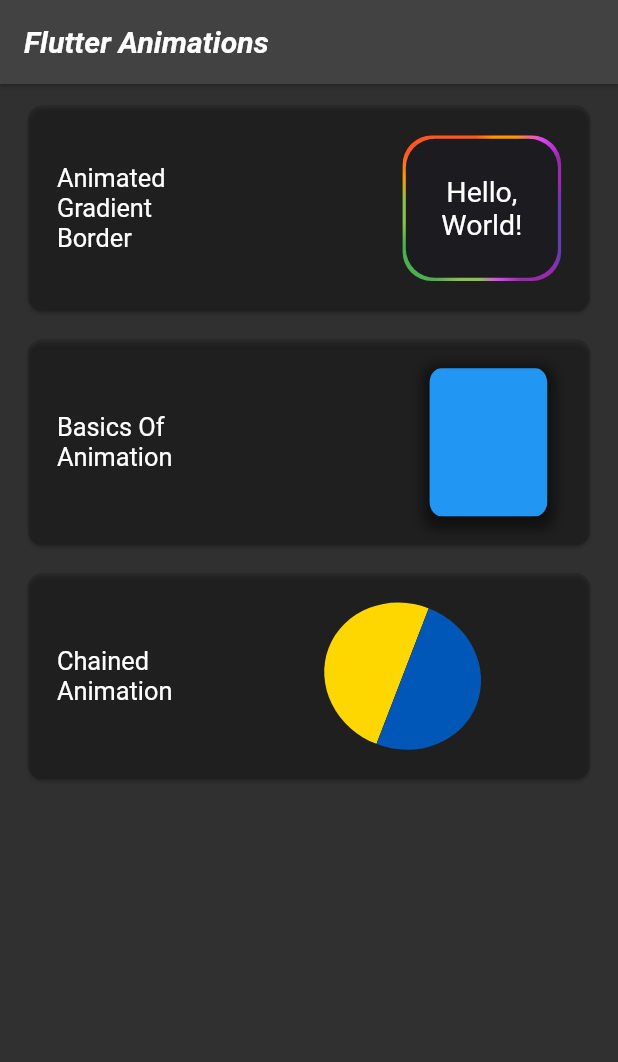
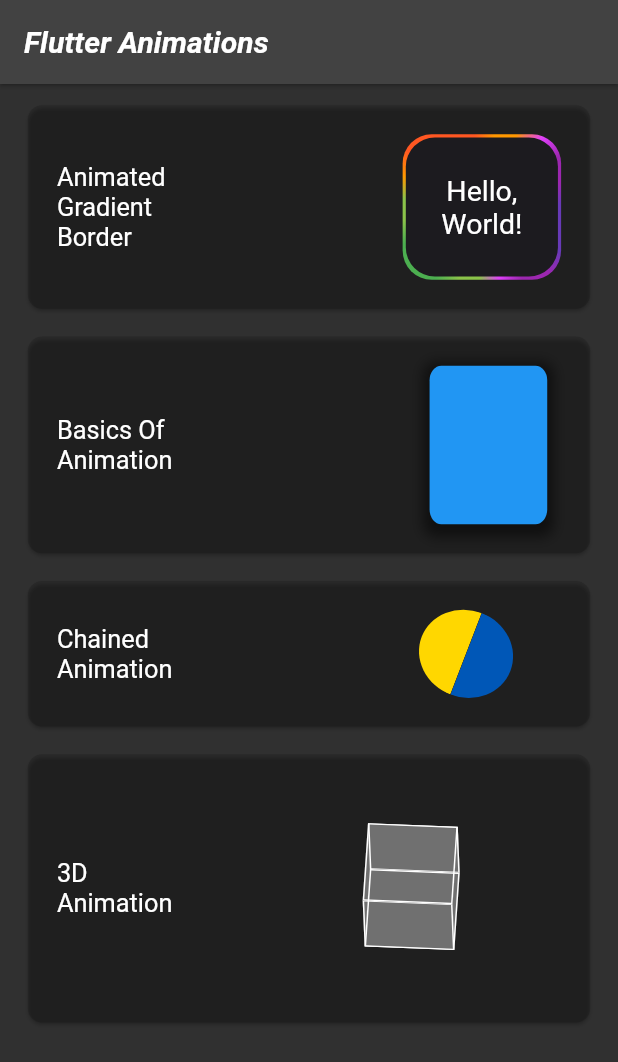
Before and after one commit to UmidMamasoliev/flutter_animations, a Flutter app: the screen it shows after launch, on a phone screen of 412 x 824 dp. Shown: the top 1062 px of the screen. Run offline on Flutter 3.47's test engine with Material 2 defaults, Android fonts, the phone set to English and light mode, and no system bars; our stand-ins replace flutter_screenutil.

Commit message:
3D animation

```diff
--- /dev/null
+++ b/lib/3D_animations/three_d_animations.dart
@@ -0,0 +1,151 @@
+import 'dart:math';
+
+import 'package:flutter/material.dart';
+import 'package:vector_math/vector_math_64.dart' show Vector3;
+
+class ThreeDAnimations extends StatefulWidget {
+  final double height;
+  final double width;
+  const ThreeDAnimations({
+    super.key,
+    this.height = 150,
+    this.width = 150,
+  });
+
+  @override
+  State<ThreeDAnimations> createState() => _ThreeDAnimationsState();
+}
+
+class _ThreeDAnimationsState extends State<ThreeDAnimations>
+    with TickerProviderStateMixin {
+  late AnimationController _xController;
+  late AnimationController _yController;
+  late AnimationController _zController;
+  late Tween<double> _animation;
+
+  final Color _primaryColor = Colors.white.withOpacity(0.2);
+
+  @override
+  void initState() {
+    super.initState();
+
+    _xController = AnimationController(
+      vsync: this,
+      duration: const Duration(seconds: 20),
+    )
+      ..reset()
+      ..repeat();
+
+    _yController = AnimationController(
+      vsync: this,
+      duration: const Duration(seconds: 30),
+    )
+      ..reset()
+      ..repeat();
+
+    _zController = AnimationController(
+      vsync: this,
+      duration: const Duration(seconds: 40),
+    )
+      ..reset()
+      ..repeat();
+
+    _animation = Tween<double>(
+      begin: 0,
+      end: pi * 2,
+    );
+  }
+
+  @override
+  void dispose() {
+    _xController.dispose();
+    _yController.dispose();
+    _zController.dispose();
+    super.dispose();
+  }
+
+  @override
+  Widget build(BuildContext context) {
+    return SizedBox(
+      height: widget.height + 80,
+      width: widget.width + 80,
+      child: Center(
+        child: AnimatedBuilder(
+          animation: Listenable.merge(
+            [
+              _xController,
+              _yController,
+              _zController,
+            ],
+          ),
+          builder: (context, child) {
+            return Transform(
+              alignment: Alignment.center,
+              transform: Matrix4.identity()
+                ..rotateX(_animation.evaluate(_xController))
+                ..rotateY(_animation.evaluate(_yController))
+                ..rotateZ(_animation.evaluate(_zController)),
+              child: Stack(
+                children: [
+                  //back side
+                  boxSides(
+                    alignment: Alignment.center,
+                    transform: Matrix4.identity()
+                      ..translate(Vector3(0, 0, -widget.height)),
+                  ),
+                  //left side
+                  boxSides(
+                    alignment: Alignment.centerLeft,
+                    transform: Matrix4.identity()..rotateY(pi / 2),
+                  ),
+                  //right side
+                  boxSides(
+                    alignment: Alignment.centerRight,
+                    transform: Matrix4.identity()..rotateY(-pi / 2),
+                  ),
+                  //front side
+                  Container(
+                    decoration: BoxDecoration(
+                      border: Border.all(color: Colors.white),
+                      color: _primaryColor,
+                    ),
+                    height: widget.height,
+                    width: widget.width,
+                  ),
+                  //top side
+                  boxSides(
+                    alignment: Alignment.topCenter,
+                    transform: Matrix4.identity()..rotateX(-pi / 2),
+                  ),
+                  //bottom side
+                  boxSides(
+                    alignment: Alignment.bottomCenter,
+                    transform: Matrix4.identity()..rotateX(pi / 2),
+                  ),
+                ],
+              ),
+            );
+          },
+        ),
+      ),
+    );
+  }
+
+  Widget boxSides({
+    required AlignmentGeometry alignment,
+    required Matrix4 transform,
+  }) {
+    return Transform(
+      alignment: alignment,
+      transform: transform,
+      child: Container(
+        decoration: BoxDecoration(
+          border: Border.all(color: Colors.white),
+          color: _primaryColor,
+        ),
+        height: widget.height,
+        width: widget.width,
+      ),
+    );
+  }
+}
--- a/lib/home_page.dart
+++ b/lib/home_page.dart
@@ -1,3 +1,4 @@
+import 'package:basics_of_animations/3D_animations/three_d_animations.dart';
 import 'package:basics_of_animations/basics_of_animation/basics_of_animation.dart';
 import 'package:basics_of_animations/chained_animations/chained_animation.dart';
 import 'package:basics_of_animations/widget/show_bottom_sheet_mixin.dart';
@@ -57,11 +58,21 @@ class _HomePageState extends State<HomePage> with BottomSheetMixin {
             ),
             Cards(
               title: "Chained\nAnimation",
-              demo: const ChainedAnimation(height: 100, width: 100),
+              demo: const ChainedAnimation(height: 60, width: 60),
               onTap: () {
                 showBottomSheetMixin(
                   context,
                   const ChainedAnimation(),
+                );
+              },
+            ),
+            Cards(
+              title: "3D\nAnimation",
+              demo: const ThreeDAnimations(height: 60, width: 60),
+              onTap: () {
+                showBottomSheetMixin(
+                  context,
+                  const ThreeDAnimations(),
                 );
               },
             ),
--- a/lib/widget/cards.dart
+++ b/lib/widget/cards.dart
@@ -16,10 +16,10 @@ class Cards extends StatelessWidget {
   Widget build(BuildContext context) {
     return Padding(
       padding: EdgeInsets.symmetric(horizontal: 15.h, vertical: 5.w),
+      child: Center(
         child: GestureDetector(
           onTap: onTap,
           child: SizedBox(
-          height: 150.h,
             width: double.maxFinite,
             child: Card(
               shape: RoundedRectangleBorder(
@@ -30,6 +30,7 @@ class Cards extends StatelessWidget {
                   padding: EdgeInsets.all(20.h),
                   child: Row(
                     mainAxisAlignment: MainAxisAlignment.spaceBetween,
+                    mainAxisSize: MainAxisSize.max,
                     children: [
                       Text(
                         title,
@@ -45,6 +46,7 @@ class Cards extends StatelessWidget {
             ),
           ),
         ),
+      ),
     );
   }
 }
```
Also changed, not shown: pubspec.yaml (+1 -6 lines), pubspec.lock. Lines whose indentation alone changed are shown as unchanged.
